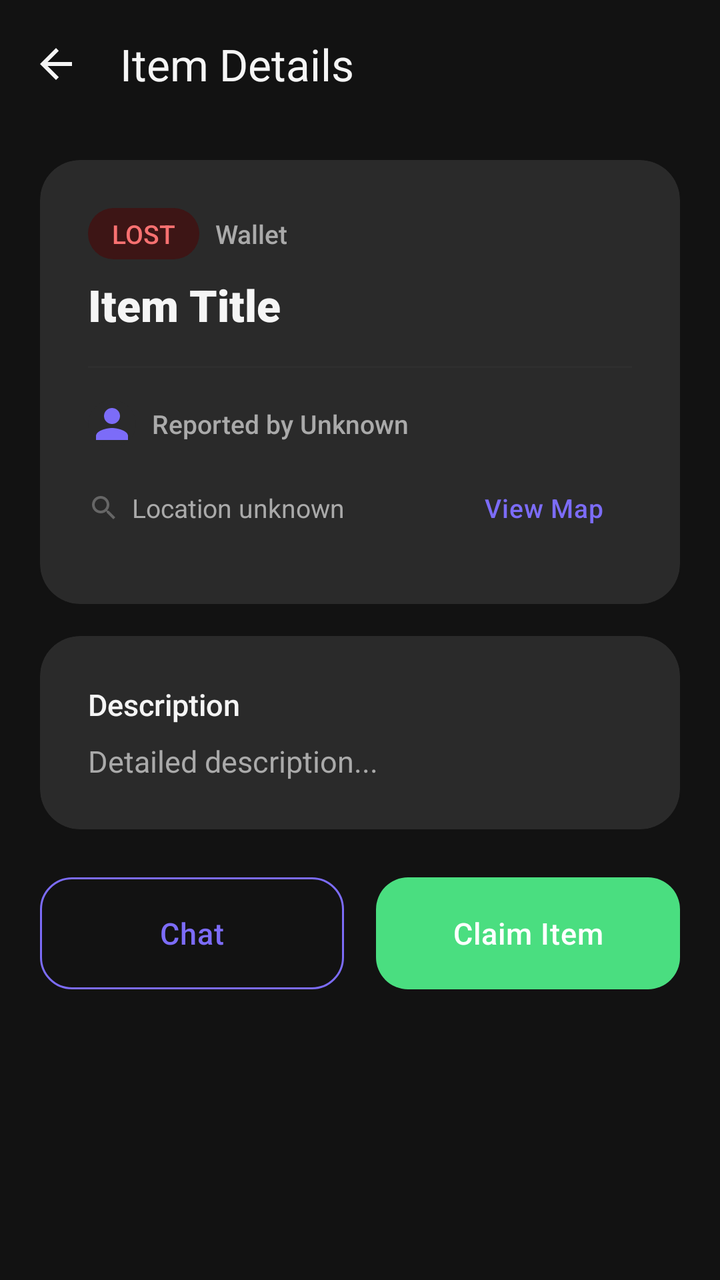
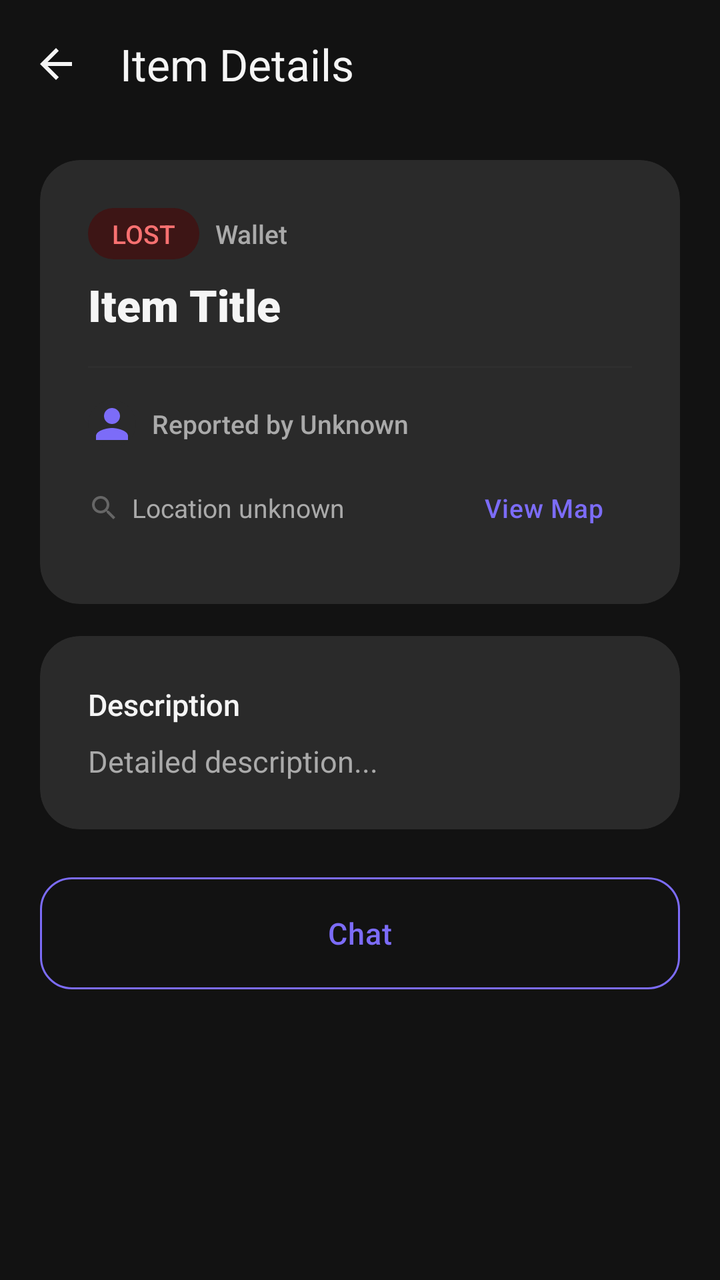

Before-and-after screenshots of an Android layout around one commit, followed by the original layout XML and the change that was made.
<!-- AndroidManifest.xml: application theme Theme.Findora -->
<!-- res/layout/activity_item_detail.xml -->
<?xml version="1.0" encoding="utf-8"?>
<androidx.coordinatorlayout.widget.CoordinatorLayout
    xmlns:android="http://schemas.android.com/apk/res/android"
    xmlns:app="http://schemas.android.com/apk/res-auto"
    android:layout_width="match_parent"
    android:layout_height="match_parent"
    android:background="@color/screen_background">

    <com.google.android.material.appbar.AppBarLayout
        android:layout_width="match_parent"
        android:layout_height="wrap_content"
        android:background="@color/screen_background"
        app:elevation="0dp">

        <com.google.android.material.appbar.MaterialToolbar
            android:id="@+id/toolbar"
            android:layout_width="match_parent"
            android:layout_height="?attr/actionBarSize"
            app:navigationIcon="?attr/homeAsUpIndicator"
            app:navigationIconTint="@color/text_dark"
            app:title="Item Details"
            app:titleTextColor="@color/text_dark" />
    </com.google.android.material.appbar.AppBarLayout>

    <androidx.core.widget.NestedScrollView
        android:id="@+id/scroll_content"
        android:layout_width="match_parent"
        android:layout_height="match_parent"
        android:fillViewport="true"
        app:layout_behavior="@string/appbar_scrolling_view_behavior">

        <LinearLayout
            android:layout_width="match_parent"
            android:layout_height="wrap_content"
            android:orientation="vertical"
            android:paddingHorizontal="@dimen/screen_padding_horizontal"
            android:paddingBottom="@dimen/spacing_xlarge">

            
            <com.google.android.material.card.MaterialCardView
                style="@style/Widget.Findora.Card"
                android:layout_width="match_parent"
                android:layout_height="wrap_content"
                android:layout_marginTop="@dimen/spacing_medium">

                <LinearLayout
                    android:layout_width="match_parent"
                    android:layout_height="wrap_content"
                    android:orientation="vertical">

                    
                    <androidx.viewpager2.widget.ViewPager2
                        android:id="@+id/vp_images"
                        android:layout_width="match_parent"
                        android:layout_height="220dp"
                        android:background="@color/light_purple"
                        android:visibility="gone" />

                    <LinearLayout
                        android:layout_width="match_parent"
                        android:layout_height="wrap_content"
                        android:orientation="vertical"
                        android:padding="@dimen/spacing_large">

                        
                        <LinearLayout
                            android:layout_width="match_parent"
                            android:layout_height="wrap_content"
                            android:gravity="center_vertical"
                            android:orientation="horizontal">

                            <TextView
                                android:id="@+id/tv_type_badge"
                                android:layout_width="wrap_content"
                                android:layout_height="wrap_content"
                                android:background="@drawable/bg_badge_lost"
                                android:paddingHorizontal="12dp"
                                android:paddingVertical="4dp"
                                android:text="LOST"
                                android:textColor="@color/error_red"
                                android:textSize="@dimen/text_caption"
                                android:fontFamily="sans-serif-medium" />

                            <TextView
                                android:id="@+id/tv_category"
                                android:layout_width="wrap_content"
                                android:layout_height="wrap_content"
                                android:layout_marginStart="@dimen/spacing_small"
                                android:text="Wallet"
                                android:textColor="@color/text_gray"
                                android:textSize="@dimen/text_caption"
                                android:fontFamily="sans-serif-medium" />
                        </LinearLayout>

                        
                        <TextView
                            android:id="@+id/tv_title"
                            android:layout_width="match_parent"
                            android:layout_height="wrap_content"
                            android:layout_marginTop="@dimen/spacing_small"
                            android:text="Item Title"
                            android:textColor="@color/text_dark"
                            android:textSize="@dimen/text_h2"
                            android:fontFamily="sans-serif-black" />

                        
                        <TextView
                            android:id="@+id/tv_reward"
                            android:layout_width="wrap_content"
                            android:layout_height="wrap_content"
                            android:layout_marginTop="4dp"
                            android:text="Reward: Rs. 0"
                            android:textColor="@color/primary_purple"
                            android:textSize="@dimen/text_body"
                            android:fontFamily="sans-serif-medium"
                            android:visibility="gone" />

                        
                        <View
                            android:layout_width="match_parent"
                            android:layout_height="1dp"
                            android:layout_marginVertical="@dimen/spacing_medium"
                            android:background="@color/divider" />

                        
                        <LinearLayout
                            android:layout_width="match_parent"
                            android:layout_height="wrap_content"
                            android:gravity="center_vertical"
                            android:orientation="horizontal">

                            <com.google.android.material.card.MaterialCardView
                                android:id="@+id/cv_reporter_avatar"
                                android:layout_width="24dp"
                                android:layout_height="24dp"
                                android:layout_marginEnd="8dp"
                                app:cardCornerRadius="12dp"
                                app:cardElevation="0dp">

                                <ImageView
                                    android:id="@+id/iv_reporter_avatar"
                                    android:layout_width="match_parent"
                                    android:layout_height="match_parent"
                                    android:scaleType="centerCrop"
                                    android:src="@drawable/ic_person"
                                    app:tint="@color/primary_purple" />
                            </com.google.android.material.card.MaterialCardView>

                            <TextView
                                android:id="@+id/tv_reporter"
                                android:layout_width="wrap_content"
                                android:layout_height="wrap_content"
                                android:text="Reported by Unknown"
                                android:textColor="@color/text_gray"
                                android:textSize="@dimen/text_caption"
                                android:fontFamily="sans-serif-medium" />
                        </LinearLayout>

                        
                        <LinearLayout
                            android:id="@+id/layout_location"
                            android:layout_width="match_parent"
                            android:layout_height="wrap_content"
                            android:layout_marginTop="6dp"
                            android:gravity="center_vertical"
                            android:orientation="horizontal">

                            <ImageView
                                android:layout_width="16dp"
                                android:layout_height="16dp"
                                android:src="@drawable/ic_search"
                                app:tint="@color/text_hint" />

                            <TextView
                                android:id="@+id/tv_location"
                                android:layout_width="0dp"
                                android:layout_height="wrap_content"
                                android:layout_marginStart="6dp"
                                android:layout_weight="1"
                                android:text="Location unknown"
                                android:textColor="@color/text_gray"
                                android:textSize="@dimen/text_caption" />

                            <com.google.android.material.button.MaterialButton
                                android:id="@+id/btn_view_map"
                                style="@style/Widget.Findora.Button.Text"
                                android:layout_width="wrap_content"
                                android:layout_height="wrap_content"
                                android:text="View Map" />
                        </LinearLayout>
                    </LinearLayout>
                </LinearLayout>
            </com.google.android.material.card.MaterialCardView>

            
            <com.google.android.material.card.MaterialCardView
                style="@style/Widget.Findora.Card"
                android:layout_width="match_parent"
                android:layout_height="wrap_content"
                android:layout_marginTop="@dimen/spacing_medium">

                <LinearLayout
                    android:layout_width="match_parent"
                    android:layout_height="wrap_content"
                    android:orientation="vertical"
                    android:padding="@dimen/spacing_large">

                    <TextView
                        android:layout_width="wrap_content"
                        android:layout_height="wrap_content"
                        android:text="Description"
                        android:textColor="@color/text_dark"
                        android:textSize="@dimen/text_body"
                        android:fontFamily="sans-serif-medium" />

                    <TextView
                        android:id="@+id/tv_description"
                        android:layout_width="match_parent"
                        android:layout_height="wrap_content"
                        android:layout_marginTop="@dimen/spacing_small"
                        android:lineSpacingExtra="4dp"
                        android:text="Detailed description..."
                        android:textColor="@color/text_gray"
                        android:textSize="@dimen/text_body" />
                </LinearLayout>
            </com.google.android.material.card.MaterialCardView>

            
            <LinearLayout
                android:id="@+id/layout_default_actions"
                android:layout_width="match_parent"
                android:layout_height="wrap_content"
                android:layout_marginTop="@dimen/spacing_large"
                android:orientation="horizontal">

                <com.google.android.material.button.MaterialButton
                    android:id="@+id/btn_chat"
                    style="@style/Widget.Findora.Button.Outlined"
                    android:layout_width="0dp"
                    android:layout_height="@dimen/button_height"
                    android:layout_weight="1"
                    android:text="Chat" />

                <Space
                    android:layout_width="@dimen/spacing_medium"
                    android:layout_height="wrap_content" />

                <com.google.android.material.button.MaterialButton
                    android:id="@+id/btn_claim"
                    style="@style/Widget.Findora.Button"
                    android:layout_width="0dp"
                    android:layout_height="@dimen/button_height"
                    android:layout_weight="1"
                    android:text="Claim Item"
                    app:backgroundTint="@color/success_green" />
            </LinearLayout>

            
            <LinearLayout
                android:id="@+id/layout_found_actions"
                android:layout_width="match_parent"
                android:layout_height="wrap_content"
                android:layout_marginTop="@dimen/spacing_large"
                android:orientation="horizontal"
                android:visibility="gone">

                <com.google.android.material.button.MaterialButton
                    android:id="@+id/btn_contact_finder"
                    style="@style/Widget.Findora.Button"
                    android:layout_width="0dp"
                    android:layout_height="@dimen/button_height"
                    android:layout_weight="1"
                    android:text="Contact Finder"
                    app:backgroundTint="@color/primary_purple" />

                <Space
                    android:layout_width="@dimen/spacing_medium"
                    android:layout_height="wrap_content" />

                <com.google.android.material.button.MaterialButton
                    android:id="@+id/btn_view_conversations"
                    style="@style/Widget.Findora.Button.Outlined"
                    android:layout_width="0dp"
                    android:layout_height="@dimen/button_height"
                    android:layout_weight="1"
                    android:text="View Conversations" />
            </LinearLayout>

            
            <com.google.android.material.button.MaterialButton
                android:id="@+id/btn_mark_received"
                style="@style/Widget.Findora.Button"
                android:layout_width="match_parent"
                android:layout_height="@dimen/button_height"
                android:layout_marginTop="@dimen/spacing_medium"
                android:text="Mark as Received"
                app:backgroundTint="@color/success_green"
                android:visibility="gone" />

            
            <LinearLayout
                android:id="@+id/layout_recovered_badge"
                android:layout_width="match_parent"
                android:layout_height="wrap_content"
                android:layout_marginTop="@dimen/spacing_large"
                android:background="@drawable/bg_badge_lost"
                android:backgroundTint="@color/light_green"
                android:gravity="center"
                android:orientation="horizontal"
                android:padding="@dimen/spacing_medium"
                android:visibility="gone">

                <ImageView
                    android:layout_width="24dp"
                    android:layout_height="24dp"
                    android:src="@android:drawable/checkbox_on_background"
                    app:tint="@color/success_green" />

                <TextView
                    android:layout_width="wrap_content"
                    android:layout_height="wrap_content"
                    android:layout_marginStart="@dimen/spacing_small"
                    android:text="Item Successfully Returned"
                    android:textColor="@color/success_green"
                    android:textSize="@dimen/text_body"
                    android:fontFamily="sans-serif-medium" />
            </LinearLayout>

        </LinearLayout>
    </androidx.core.widget.NestedScrollView>

    <ProgressBar
        android:id="@+id/progress_bar"
        android:layout_width="wrap_content"
        android:layout_height="wrap_content"
        android:layout_gravity="center"
        android:indeterminateTint="@color/primary_purple"
        android:visibility="gone" />

</androidx.coordinatorlayout.widget.CoordinatorLayout>
<!-- resources referenced by this layout -->
<resources>
  <color name="divider">#2E2E2E</color>
  <color name="error_red">#F87171</color>
  <color name="light_green">#0D2B1A</color>
  <color name="light_purple">#2D2550</color>
  <color name="primary_purple">#7C6CF8</color>
  <color name="screen_background">#121212</color>
  <color name="success_green">#4ADE80</color>
  <color name="text_dark">#F5F5F5</color>
  <color name="text_gray">#AAAAAA</color>
  <color name="text_hint">#666666</color>
  <dimen name="button_height">56dp</dimen>
  <dimen name="screen_padding_horizontal">20dp</dimen>
  <dimen name="spacing_large">24dp</dimen>
  <dimen name="spacing_medium">16dp</dimen>
  <dimen name="spacing_small">8dp</dimen>
  <dimen name="spacing_xlarge">32dp</dimen>
  <dimen name="text_body">15sp</dimen>
  <dimen name="text_caption">13sp</dimen>
  <dimen name="text_h2">22sp</dimen>
  <!-- drawable bg_badge_lost (drawable) -->
  <?xml version="1.0" encoding="utf-8"?>
  <shape xmlns:android="http://schemas.android.com/apk/res/android"
      android:shape="rectangle">
      <solid android:color="#3D1515" />
      <corners android:radius="20dp" />
  </shape>
  <!-- drawable ic_person (drawable) -->
  <vector xmlns:android="http://schemas.android.com/apk/res/android"
      android:width="24dp"
      android:height="24dp"
      android:viewportWidth="24"
      android:viewportHeight="24">
    <path
        android:fillColor="@color/text_dark"
        android:pathData="M12,12c2.21,0 4,-1.79 4,-4s-1.79,-4 -4,-4 -4,1.79 -4,4 1.79,4 4,4zM12,14c-2.67,0 -8,1.34 -8,4v2h16v-2c0,-2.66 -5.33,-4 -8,-4z"/>
  </vector>
  <style name="Widget.Findora.Button.Text" parent="Widget.Material3.Button.TextButton">
          <item name="android:textAllCaps">false</item>
          <item name="android:textSize">@dimen/text_caption</item>
          <item name="android:fontFamily">sans-serif-medium</item>
          <item name="android:textColor">@color/primary_purple</item>
      </style>
  <style name="Widget.Findora.Card" parent="Widget.Material3.CardView.Elevated">
          <item name="cardCornerRadius">@dimen/card_corner_radius</item>
          <item name="cardElevation">0dp</item>
          <item name="strokeWidth">0dp</item>
          <item name="cardBackgroundColor">@color/card_background</item>
          <item name="rippleColor">@color/primary_purple_10</item>
      </style>
  <dimen name="button_corner_radius">16dp</dimen>
  <color name="white">#FFFFFF</color>
  <dimen name="card_corner_radius">20dp</dimen>
  <color name="card_background">#2A2A2A</color>
  <color name="primary_purple_10">#1A7C6CF8</color>
  <color name="md_theme_onPrimaryContainer">#CEC6FF</color>
  <color name="md_theme_onSecondary">#0A2618</color>
  <color name="md_theme_onError">#3D0000</color>
  <color name="surface_01">#1E1E1E</color>
  <color name="md_theme_outline">#444444</color>
  <style name="Widget.Findora.BottomNav" parent="Widget.MaterialComponents.BottomNavigationView">
          <item name="itemIconTint">@color/nav_item_colors</item>
          <item name="itemTextColor">@color/nav_item_colors</item>
          <item name="itemActiveIndicatorStyle">@style/Widget.Findora.BottomNav.ActiveIndicator</item>
      </style>
  <dimen name="input_corner_radius">14dp</dimen>
  <color name="surface_02">#252525</color>
  <dimen name="chip_corner_radius">20dp</dimen>
  <style name="Widget.Findora.BottomNav.ActiveIndicator" parent="Widget.Material3.BottomNavigationView.ActiveIndicator">
          <item name="android:color">@color/light_purple</item>
      </style>
  <!-- unchanged entries left out for length: 6 -->
</resources>

<!-- the commit's change to res/layout/activity_item_detail.xml (unified diff, before → after) -->
@@ -240,19 +240,6 @@
                     android:layout_height="@dimen/button_height"
                     android:layout_weight="1"
                     android:text="Chat" />
-
-                <Space
-                    android:layout_width="@dimen/spacing_medium"
-                    android:layout_height="wrap_content" />
-
-                <com.google.android.material.button.MaterialButton
-                    android:id="@+id/btn_claim"
-                    style="@style/Widget.Findora.Button"
-                    android:layout_width="0dp"
-                    android:layout_height="@dimen/button_height"
-                    android:layout_weight="1"
-                    android:text="Claim Item"
-                    app:backgroundTint="@color/success_green" />
             </LinearLayout>
 
             
@@ -286,46 +273,6 @@
                     android:text="View Conversations" />
             </LinearLayout>
 
-            
-            <com.google.android.material.button.MaterialButton
-                android:id="@+id/btn_mark_received"
-                style="@style/Widget.Findora.Button"
-                android:layout_width="match_parent"
-                android:layout_height="@dimen/button_height"
-                android:layout_marginTop="@dimen/spacing_medium"
-                android:text="Mark as Received"
-                app:backgroundTint="@color/success_green"
-                android:visibility="gone" />
-
-            
-            <LinearLayout
-                android:id="@+id/layout_recovered_badge"
-                android:layout_width="match_parent"
-                android:layout_height="wrap_content"
-                android:layout_marginTop="@dimen/spacing_large"
-                android:background="@drawable/bg_badge_lost"
-                android:backgroundTint="@color/light_green"
-                android:gravity="center"
-                android:orientation="horizontal"
-                android:padding="@dimen/spacing_medium"
-                android:visibility="gone">
-
-                <ImageView
-                    android:layout_width="24dp"
-                    android:layout_height="24dp"
-                    android:src="@android:drawable/checkbox_on_background"
-                    app:tint="@color/success_green" />
-
-                <TextView
-                    android:layout_width="wrap_content"
-                    android:layout_height="wrap_content"
-                    android:layout_marginStart="@dimen/spacing_small"
-                    android:text="Item Successfully Returned"
-                    android:textColor="@color/success_green"
-                    android:textSize="@dimen/text_body"
-                    android:fontFamily="sans-serif-medium" />
-            </LinearLayout>
-
         </LinearLayout>
     </androidx.core.widget.NestedScrollView>
 
